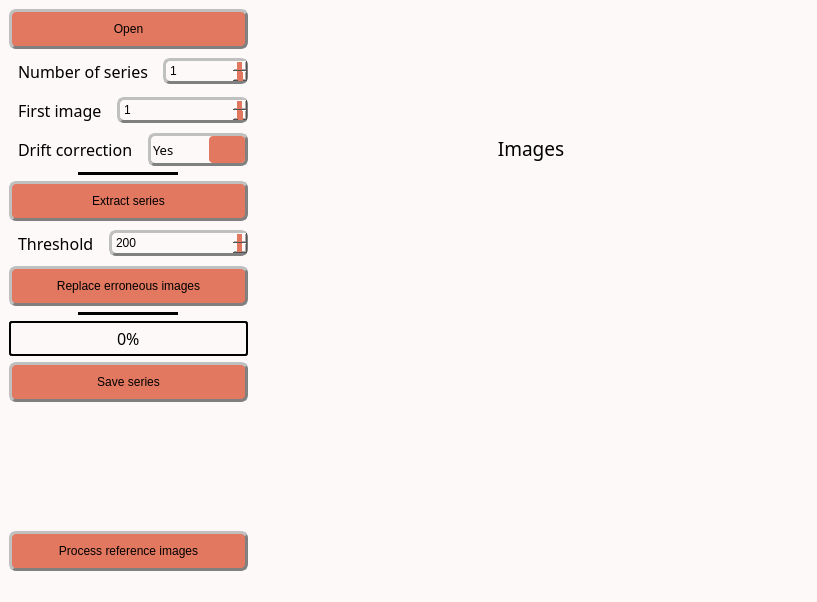
Old version of the form inichord/Extract_Mosaic.ui in the repository Cyril-Langlois/iniCHORD.
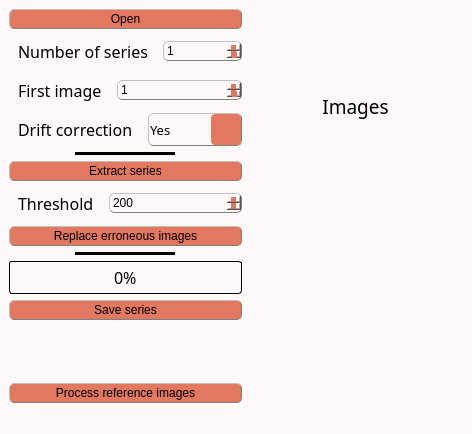
New version of the form. Icons and pictures are not drawn. Custom widgets are drawn as their Qt base class.

Patch:
```diff
--- a/inichord/Extract_Mosaic.ui
+++ b/inichord/Extract_Mosaic.ui
@@ -9,8 +9,8 @@
    <rect>
     <x>0</x>
     <y>0</y>
-    <width>817</width>
-    <height>602</height>
+    <width>472</width>
+    <height>434</height>
    </rect>
   </property>
   <property name="sizePolicy">
@@ -55,8 +55,8 @@
 
 /* style des bordures 2 */
 QPushButton, QPushButton:hover, QCheckBox, QComboBox, QSpinBox  {
-	border-radius: 7px;
-	border-width: 3px;
+	border-radius: 5px;
+	border-width: 1px;
 	border-color: gray;
 }
 
@@ -67,15 +67,15 @@
 QComboBox, QTextEdit, QSpinBox {font: 10pt &quot;Noto Sans Cond&quot;}
 
 /* Padding 1 */
-QLabel, QComboBox, QComboBox::down-arrow, QSpinBox, QSpinBox::down-arrow, QSpinBox::up-arrow {padding : 2px;}
+QLabel, QComboBox, QComboBox::down-arrow, QSpinBox, QSpinBox::down-arrow, QSpinBox::up-arrow {padding : 1px;}
 
 /* Padding 2 */
-QPushButton, QPushButton:hover, QCheckBox {padding : 10px;}
+QPushButton, QPushButton:hover, QCheckBox {padding : 2px;}
 
 /* Gestion taille des QCheckBoxes */
 QCheckBox::indicator:unchecked, QCheckBox::indicator:unchecked:hover, QCheckBox::indicator:checked, QCheckBox::indicator:checked:hover  {
-	width :30px;
-	height : 30px;
+	width :15px;
+	height : 15px;
 }
 
 QLabel {
@@ -97,8 +97,8 @@
 
 QComboBox::drop-down:button{
 	border-radius: 4px;
-	border-width: 3px;
-	width: 36px;
+	border-width: 1px;
+	width: 30px;
 }
 
 QComboBox::down-arrow {
@@ -109,7 +109,7 @@
 
 Line{
 	format: plain;
-	midLine-Width : 5px;
+	midLine-Width : 1px;
 }
 
 QFrame[height=&quot;3&quot;], QFrame[width=&quot;3&quot;] {background-color: #3A3939;}
@@ -118,7 +118,7 @@
 	background-color: rgb(255, 255, 255);
 	border-style: solid;
 	border-radius: 5px;
-	border-width: 2px;
+	border-width: 1px;
 	border-color: black;
 }
 
@@ -133,45 +133,45 @@
 
 QProgressBar {
 	text-align: center;
-	border: 2px solid black;
+	border: 1px solid black;
 	border-radius: 3px;
  }
 
  QProgressBar::chunk {
 	background-color: rgb(243, 98, 64);
-	width: 20px;
+	width: 15px;
 	margin : 0.5px;
  }
 
 QSpinBox::drop-down:button, QSpinBox::drop-up:button {
 	border-radius: 2px;
-	border-width: 3px;
+	border-width: 1px;
 	width: 36px;
 }
 
 QSpinBox::down-arrow {
 	image : url(icons/Arrow_down.png);
-    width: 26px;
-    height: 24px;
+    width: 24px;
+    height: 22px;
 }
 
 QSpinBox::up-arrow {
 	image : url(icons/Arrow_up.png);
-    width: 26px;
-    height: 24px;
+    width: 24px;
+    height: 22px;
 }
 
 QSlider::groove:horizontal {
     border: 1px solid #999999;
-    height: 5px; /* the groove expands to the size of the slider by default. by giving it a height, it has a fixed size */
+    height: 2px; /* the groove expands to the size of the slider by default. by giving it a height, it has a fixed size */
     background-color: rgb(0, 0, 0);
-    margin: 2px 0;
+    margin: 1px 0;
 }
 
 QSlider::handle:horizontal {
     border: 1px solid #5c5c5c;
-    width: 25px;
-    height: 40px;
+    width: 15px;
+    height: 30px;
     margin: -10px 0; /* handle is placed by default on the contents rect of the groove. Expand outside the groove */
     border-radius: 3px;
 }</string>
@@ -255,7 +255,7 @@
             </property>
             <property name="minimumSize">
              <size>
-              <width>85</width>
+              <width>79</width>
               <height>15</height>
              </size>
             </property>
@@ -319,7 +319,7 @@
             </property>
             <property name="minimumSize">
              <size>
-              <width>85</width>
+              <width>79</width>
               <height>15</height>
              </size>
             </property>
@@ -499,7 +499,7 @@
             </property>
             <property name="minimumSize">
              <size>
-              <width>85</width>
+              <width>79</width>
               <height>15</height>
              </size>
             </property>
```
Left out of the diff: 4 changed lines with no effect on the pictures.
